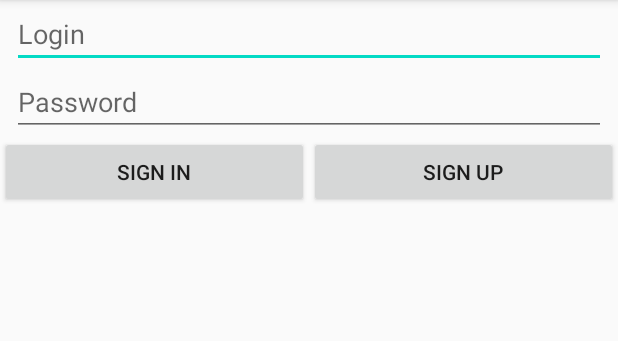
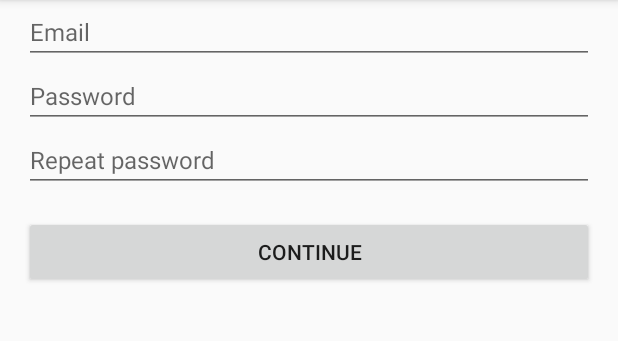
Before and after one commit to mattgroy/android-coursera, an Android app: the screen it shows after launch (AuthActivity), after a tap on "SIGN UP", on a phone screen of 412 x 824 dp, the part 84-425 px from its top. Run offline under Robolectric (Android 15) with nearby library versions, the phone set to English and light mode, and no system bars.

```diff
--- a/app/build.gradle
+++ b/app/build.gradle
@@ -26,7 +26,8 @@ dependencies {
     implementation fileTree(dir: "libs", include: ["*.jar"])
     implementation 'androidx.appcompat:appcompat:1.1.0'
     implementation 'androidx.constraintlayout:constraintlayout:1.1.3'
-    testImplementation 'junit:junit:4.12'
+    implementation 'com.google.code.gson:gson:2.8.6'
+    testImplementation 'junit:junit:4.13'
     androidTestImplementation 'androidx.test.ext:junit:1.1.1'
     androidTestImplementation 'androidx.test.espresso:espresso-core:3.2.0'
 
--- a/app/src/main/java/com/mattgroy/FirstApplication/AuthFragment.java
+++ b/app/src/main/java/com/mattgroy/FirstApplication/AuthFragment.java
@@ -22,6 +22,7 @@ public class AuthFragment extends Fragment {
     private EditText etPassword;
     private Button btnEnter;
     private Button btnRegister;
+
     private View.OnClickListener onEnterClickListener = new View.OnClickListener() {
         @Override
         public void onClick(View view) {
@@ -30,14 +31,16 @@ public class AuthFragment extends Fragment {
                 startProfileIntent.putExtra(ProfileActivity.USER_KEY, new User(etLogin.getText().toString(), etPassword.getText().toString()));
                 startActivity(startProfileIntent);
             } else {
-                showMessage(R.string.auth_input_error);
+                showMessage(R.string.input_error);
             }
         }
     };
     private View.OnClickListener onRegisterClickListener = new View.OnClickListener() {
         @Override
         public void onClick(View view) {
-            //TODO Обработка нажатий
+            getFragmentManager().beginTransaction()
+                    .replace(R.id.ac_single_fragment_container, RegistrationFragment.newInstance())
+                    .commit();
         }
     };
 
@@ -67,10 +70,10 @@ public class AuthFragment extends Fragment {
     public View onCreateView(@NonNull LayoutInflater inflater, @Nullable ViewGroup container, @Nullable Bundle savedInstanceState) {
         View v = inflater.inflate(R.layout.fr_auth, container, false);
 
-        etLogin = v.findViewById(R.id.ac_auth_et_login);
-        etPassword = v.findViewById(R.id.ac_auth_et_password);
-        btnEnter = v.findViewById(R.id.ac_auth_btn_enter);
-        btnRegister = v.findViewById(R.id.ac_auth_btn_register);
+        etLogin = v.findViewById(R.id.fr_auth_et_login);
+        etPassword = v.findViewById(R.id.fr_auth_et_password);
+        btnEnter = v.findViewById(R.id.fr_auth_btn_enter);
+        btnRegister = v.findViewById(R.id.fr_auth_btn_register);
 
         btnEnter.setOnClickListener(onEnterClickListener);
         btnRegister.setOnClickListener(onRegisterClickListener);
--- /dev/null
+++ b/app/src/main/java/com/mattgroy/FirstApplication/RegistrationFragment.java
@@ -0,0 +1,87 @@
+package com.mattgroy.FirstApplication;
+
+import android.os.Bundle;
+import android.text.TextUtils;
+import android.util.Patterns;
+import android.view.LayoutInflater;
+import android.view.View;
+import android.view.ViewGroup;
+import android.widget.Button;
+import android.widget.EditText;
+import android.widget.Toast;
+
+import androidx.annotation.Nullable;
+import androidx.annotation.StringRes;
+import androidx.fragment.app.Fragment;
+
+public class RegistrationFragment extends Fragment {
+
+    private EditText etLogin;
+    private EditText etPassword;
+    private EditText etPasswordAgain;
+    private Button btnRegistration;
+
+    private SharedPreferencesHelper sharedPreferencesHelper;
+
+    private View.OnClickListener onRegistrationClickListener = new View.OnClickListener() {
+        @Override
+        public void onClick(View view) {
+            if (isInputValid()) {
+                boolean isAdded = sharedPreferencesHelper.addUser(new User(
+                        etLogin.getText().toString(),
+                        etPassword.getText().toString()
+                ));
+
+                if (isAdded) {
+                    showMessage(R.string.login_register_success);
+                } else {
+                    showMessage(R.string.login_register_error);
+                }
+            } else {
+                showMessage(R.string.input_error);
+            }
+        }
+    };
+
+    public static RegistrationFragment newInstance() {
+        return new RegistrationFragment();
+    }
+
+    @Nullable
+    @Override
+    public View onCreateView(LayoutInflater inflater, @Nullable ViewGroup container, @Nullable Bundle savedInstanceState) {
+        View view = inflater.inflate(R.layout.fr_register, container, false);
+
+        sharedPreferencesHelper = new SharedPreferencesHelper(getActivity());
+
+        etLogin = view.findViewById(R.id.fr_register_et_login);
+        etPassword = view.findViewById(R.id.fr_register_et_password);
+        etPasswordAgain = view.findViewById(R.id.fr_register_et_password_repeat);
+        btnRegistration = view.findViewById(R.id.fr_register_btn_register);
+
+        btnRegistration.setOnClickListener(onRegistrationClickListener);
+
+        return view;
+    }
+
+    private boolean isInputValid() {
+        String email = etLogin.getText().toString();
+        return isEmailValid(email) && isPasswordsValid();
+    }
+
+    private boolean isEmailValid(String email) {
+        return !TextUtils.isEmpty(email) && Patterns.EMAIL_ADDRESS.matcher(email).matches();
+    }
+
+    private boolean isPasswordsValid() {
+        String password = etPassword.getText().toString();
+        String passwordAgain = etPasswordAgain.getText().toString();
+
+        return password.equals(passwordAgain) && !TextUtils.isEmpty(password) && !TextUtils.isEmpty(passwordAgain);
+    }
+
+    private void showMessage(@StringRes int string) {
+        Toast.makeText(getActivity(), string, Toast.LENGTH_LONG).show();
+    }
+
+}
--- /dev/null
+++ b/app/src/main/java/com/mattgroy/FirstApplication/SharedPreferencesHelper.java
@@ -0,0 +1,43 @@
+package com.mattgroy.FirstApplication;
+
+import android.content.Context;
+import android.content.SharedPreferences;
+
+import com.google.gson.Gson;
+import com.google.gson.reflect.TypeToken;
+
+import java.lang.reflect.Type;
+import java.util.ArrayList;
+import java.util.List;
+
+public class SharedPreferencesHelper {
+    public static final String SHARED_PREF_NAME = "SHARED_PREF_NAME";
+    public static final String USERS_KEY = "USERS_KEY";
+    public static final Type USERS_TYPE = new TypeToken<List<User>>() {
+    }.getType();
+
+
+    private SharedPreferences sharedPreferences;
+    private Gson gson = new Gson();
+
+    public SharedPreferencesHelper(Context context) {
+        sharedPreferences = context.getSharedPreferences(SHARED_PREF_NAME, Context.MODE_PRIVATE);
+    }
+
+    public List<User> getUsers() {
+        List<User> users = gson.fromJson(sharedPreferences.getString(USERS_KEY, ""), USERS_TYPE);
+        return users == null ? new ArrayList<User>() : users;
+    }
+
+    public boolean addUser(User user) {
+        List<User> users = getUsers();
+        for (User u : users) {
+            if (u.getLogin().equalsIgnoreCase(user.getLogin())) {
+                return false;
+            }
+        }
+        users.add(user);
+        sharedPreferences.edit().putString(USERS_KEY, gson.toJson(users, USERS_TYPE)).apply();
+        return true;
+    }
+}
--- a/app/src/main/res/layout/ac_profile.xml
+++ b/app/src/main/res/layout/ac_profile.xml
@@ -20,7 +20,7 @@
         <TextView
             android:layout_width="match_parent"
             android:layout_height="wrap_content"
-            android:text="@string/email" />
+            android:text="@string/hint_email" />
 
         <TextView
             android:id="@+id/ac_profile_tv_email"
@@ -30,7 +30,7 @@
         <TextView
             android:layout_width="match_parent"
             android:layout_height="wrap_content"
-            android:text="@string/password" />
+            android:text="@string/hint_password" />
 
         <TextView
             android:id="@+id/ac_profile_tv_password"
--- a/app/src/main/res/layout/fr_auth.xml
+++ b/app/src/main/res/layout/fr_auth.xml
@@ -5,35 +5,38 @@
     android:orientation="vertical">
 
     <EditText
-        android:id="@+id/ac_auth_et_login"
+        android:id="@+id/fr_auth_et_login"
         android:layout_width="match_parent"
         android:layout_height="wrap_content"
-        android:layout_marginHorizontal="8dp"
+        android:layout_marginHorizontal="16dp"
         android:hint="@string/hint_login"
-        android:inputType="textEmailAddress" />
+        android:inputType="textEmailAddress"
+        android:textSize="16sp" />
 
     <EditText
-        android:id="@+id/ac_auth_et_password"
+        android:id="@+id/fr_auth_et_password"
         android:layout_width="match_parent"
         android:layout_height="wrap_content"
-        android:layout_marginHorizontal="8dp"
+        android:layout_marginHorizontal="16dp"
         android:hint="@string/hint_password"
-        android:inputType="textPassword" />
+        android:inputType="textPassword"
+        android:textSize="16sp" />
 
     <LinearLayout
         android:layout_width="match_parent"
         android:layout_height="wrap_content"
+        android:layout_margin="16dp"
         android:orientation="horizontal">
 
         <Button
-            android:id="@+id/ac_auth_btn_enter"
+            android:id="@+id/fr_auth_btn_enter"
             android:layout_width="match_parent"
             android:layout_height="wrap_content"
             android:layout_weight="1"
             android:text="@string/auth_enter" />
 
         <Button
-            android:id="@+id/ac_auth_btn_register"
+            android:id="@+id/fr_auth_btn_register"
             android:layout_width="match_parent"
             android:layout_height="wrap_content"
             android:layout_weight="1"
--- /dev/null
+++ b/app/src/main/res/layout/fr_register.xml
@@ -0,0 +1,45 @@
+<?xml version="1.0" encoding="utf-8"?>
+<ScrollView xmlns:android="http://schemas.android.com/apk/res/android"
+    android:layout_width="match_parent"
+    android:layout_height="match_parent">
+
+    <LinearLayout
+        android:layout_width="match_parent"
+        android:layout_height="wrap_content"
+        android:orientation="vertical">
+
+        <EditText
+            android:id="@+id/fr_register_et_login"
+            android:layout_width="match_parent"
+            android:layout_height="wrap_content"
+            android:layout_marginHorizontal="16dp"
+            android:hint="@string/hint_email"
+            android:inputType="textEmailAddress"
+            android:textSize="16sp" />
+
+        <EditText
+            android:id="@+id/fr_register_et_password"
+            android:layout_width="match_parent"
+            android:layout_height="wrap_content"
+            android:layout_marginHorizontal="16dp"
+            android:hint="@string/hint_password"
+            android:inputType="textPassword"
+            android:textSize="16sp" />
+
+        <EditText
+            android:id="@+id/fr_register_et_password_repeat"
+            android:layout_width="match_parent"
+            android:layout_height="wrap_content"
+            android:layout_marginHorizontal="16dp"
+            android:hint="@string/hint_password_repeat"
+            android:inputType="textPassword"
+            android:textSize="16sp" />
+
+        <Button
+            android:id="@+id/fr_register_btn_register"
+            android:layout_width="match_parent"
+            android:layout_height="wrap_content"
+            android:layout_margin="16dp"
+            android:text="@string/register" />
+    </LinearLayout>
+</ScrollView>
--- a/app/src/main/res/values/strings.xml
+++ b/app/src/main/res/values/strings.xml
@@ -1,10 +1,21 @@
 <resources>
     <string name="app_name">FirstApplication</string>
+
+    <string name="auth_enter">Sign in</string>
+    <string name="auth_register">Sign up</string>
+
+    <string name="hint_email">Email</string>
     <string name="hint_login">Login</string>
     <string name="hint_password">Password</string>
-    <string name="auth_enter">Sign in</string>
-    <string name="auth_register">Sign up</string>
-    <string name="auth_input_error">Wrong login or password</string>
-    <string name="email">Email</string>
-    <string name="password">Password</string>
+    <string name="hint_password_repeat">Repeat password</string>
+
+    <string name="input_error">Wrong login or password</string>
+
+    <string name="login_error">Wrong login or password</string>
+    <string name="login_register_error">Login is not available!</string>
+    <string name="login_register_success">Successful!</string>
+
+    <string name="logout">Logout</string>
+
+    <string name="register">Continue</string>
 </resources>
```
